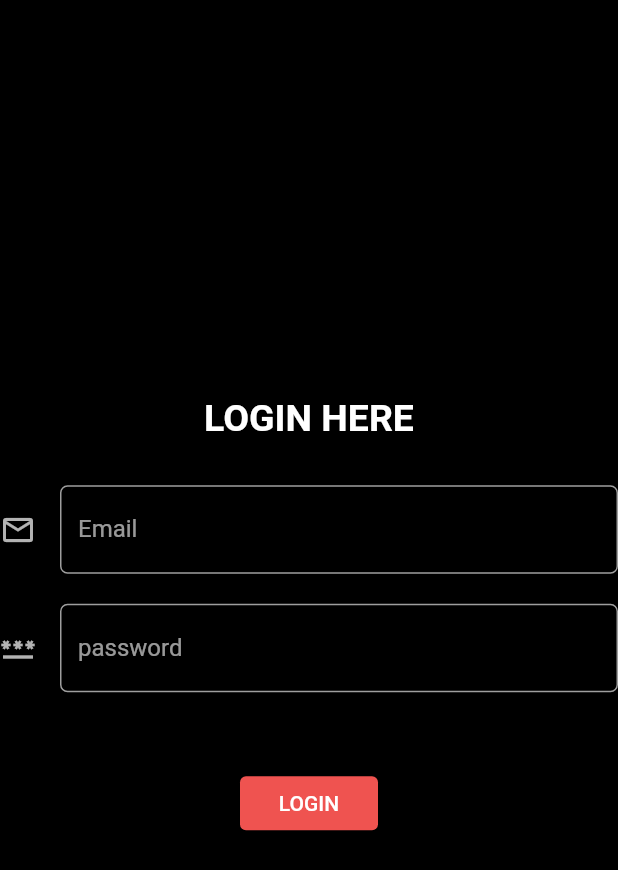
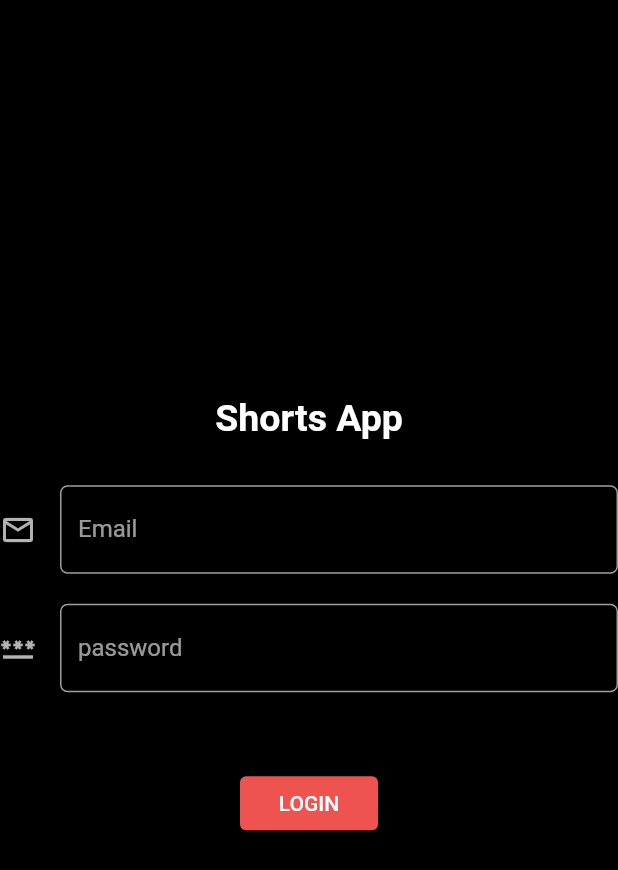
Before and after one commit to HarshGupta0/Shorts_App01, a Flutter app: the screen it shows after launch, on a phone screen of 412 x 824 dp. Shown: the top 870 px of the screen. Run offline on Flutter 3.47's test engine with Material 2 defaults, Android fonts, the phone set to English and light mode, and no system bars; our stand-ins replace get, image_picker, video_player.

Commit message:
finished login screen ui

```diff
--- a/lib/constants.dart
+++ b/lib/constants.dart
@@ -1,3 +1,5 @@
+import 'dart:math';
+
 import 'package:flutter/material.dart';
 import 'package:shorts_app/view/screens/Add_videos.dart';
 const backgroundColor =Colors.black;
@@ -10,3 +12,8 @@ var pageindex=[
   Text('message'),
   Text('profile'),
 ];
+getRandomColor() => [
+  Colors.blueAccent,
+  Colors.redAccent,
+  Colors.greenAccent,
+][Random().nextInt(3)];
--- a/lib/view/screens/auth/login_screen_ui.dart
+++ b/lib/view/screens/auth/login_screen_ui.dart
@@ -2,6 +2,7 @@ import 'package:flutter/material.dart';
 import 'package:shorts_app/constants.dart';
 import 'package:shorts_app/main.dart';
 import 'package:shorts_app/view/widgets/Input_Text.dart';
+import 'package:shorts_app/view/widgets/glitch.dart';
 class LoginScreen extends StatefulWidget {
   LoginScreen({Key? key}) : super(key: key);
   @override
@@ -20,7 +21,7 @@ class _LoginScreenState extends State<LoginScreen> {
           child: Column(
             mainAxisAlignment: MainAxisAlignment.center,
             children: [
-              Text("LOGIN HERE",style: TextStyle(fontWeight: FontWeight.bold,color: Colors.white,fontSize: 25),),
+              GlithEffect(child: Text("Shorts App",style: TextStyle(fontWeight: FontWeight.bold,color: Colors.white,fontSize: 25),)),
               SizedBox(height: 30,),
               InputText(controller: emailController,
                   myIcon: Icons.email_outlined, MylableText: "Email",),
--- /dev/null
+++ b/lib/view/widgets/glitch.dart
@@ -0,0 +1,188 @@
+import 'dart:async';
+import 'dart:math' as math;
+
+import 'package:flutter/material.dart';
+import 'package:shorts_app/constants.dart';
+
+class GlithEffect extends StatefulWidget {
+  GlithEffect({required this.child});
+
+  final Widget child;
+
+  @override
+  GlithEffectState createState() => GlithEffectState();
+}
+
+class GlithEffectState extends State<GlithEffect>
+    with SingleTickerProviderStateMixin {
+  late GlitchController _controller;
+  late Timer _timer;
+
+  @override
+  void initState() {
+    _controller = GlitchController(
+      duration: Duration(
+        milliseconds: 400,
+      ),
+    );
+
+    _timer = Timer.periodic(
+      Duration(seconds: 3),
+          (_) {
+        _controller
+          ..reset()
+          ..forward();
+      },
+    );
+    super.initState();
+  }
+
+  @override
+  void dispose() {
+    super.dispose();
+    _timer.cancel();
+    _controller.dispose();
+  }
+
+  @override
+  Widget build(BuildContext context) {
+    return AnimatedBuilder(
+        animation: _controller,
+        builder: (_, __) {
+          var color = getRandomColor().withOpacity(0.5);
+          if (!_controller.isAnimating) {
+            return widget.child;
+          }
+          return Stack(
+            children: [
+              if (random.nextBool()) _clipedChild,
+              Transform.translate(
+                offset: randomOffset,
+                child: ShaderMask(
+                  shaderCallback: (Rect bounds) {
+                    return LinearGradient(
+                      colors: <Color>[
+                        color,
+                        color,
+                      ],
+                    ).createShader(bounds);
+                  },
+                  blendMode: BlendMode.srcATop,
+                  child: _clipedChild,
+                ),
+              ),
+            ],
+          );
+        });
+  }
+
+  Offset get randomOffset => Offset(
+    (random.nextInt(10) - 5).toDouble(),
+    (random.nextInt(10) - 5).toDouble(),
+  );
+  Widget get _clipedChild => ClipPath(
+    clipper: GlitchClipper(),
+    child: widget.child,
+  );
+}
+
+var random = math.Random();
+
+class GlitchClipper extends CustomClipper<Path> {
+  final deltaMax = 15;
+  final min = 3;
+
+  @override
+  getClip(Size size) {
+    var path = Path();
+    var y = randomStep;
+    while (y < size.height) {
+      var yRandom = randomStep;
+      var x = randomStep;
+
+      while (x < size.width) {
+        var xRandom = randomStep;
+        path.addRect(
+          Rect.fromPoints(
+            Offset(x, y.toDouble()),
+            Offset(x + xRandom, y + yRandom),
+          ),
+        );
+        x += randomStep * 2;
+      }
+      y += yRandom;
+    }
+
+    path.close();
+    return path;
+  }
+
+  double get randomStep => min + random.nextInt(deltaMax).toDouble();
+
+  @override
+  bool shouldReclip(covariant CustomClipper oldClipper) => true;
+}
+
+class GlitchController extends Animation<int>
+    with
+        AnimationEagerListenerMixin,
+        AnimationLocalListenersMixin,
+        AnimationLocalStatusListenersMixin {
+  GlitchController({required this.duration ,});
+
+  late Duration duration;
+  late List<Timer> _timers = [];
+  late bool isAnimating = false;
+
+  forward() {
+    isAnimating = true;
+    var oneStep = (duration.inMicroseconds / 3).round();
+    _status = AnimationStatus.forward;
+    _timers = [
+      Timer(
+        Duration(microseconds: oneStep),
+            () => setValue(1),
+      ),
+      Timer(
+        Duration(microseconds: oneStep * 2),
+            () => setValue(2),
+      ),
+      Timer(
+        Duration(microseconds: oneStep * 3),
+            () => setValue(3),
+      ),
+      Timer(
+        Duration(microseconds: oneStep * 4),
+            () {
+          _status = AnimationStatus.completed;
+          isAnimating = false;
+          notifyListeners();
+        },
+      ),
+    ];
+  }
+
+  setValue(value) {
+    _value = value;
+    notifyListeners();
+  }
+
+  reset() {
+    _status = AnimationStatus.dismissed;
+    _value = 0;
+  }
+
+  @override
+  void dispose() {
+    _timers.forEach((timer) => timer.cancel());
+    super.dispose();
+  }
+
+  @override
+  AnimationStatus get status => _status;
+  late AnimationStatus _status;
+
+  @override
+  int get value => _value;
+  late int _value;
+}
```
Also changed, not shown: 1 other file.
